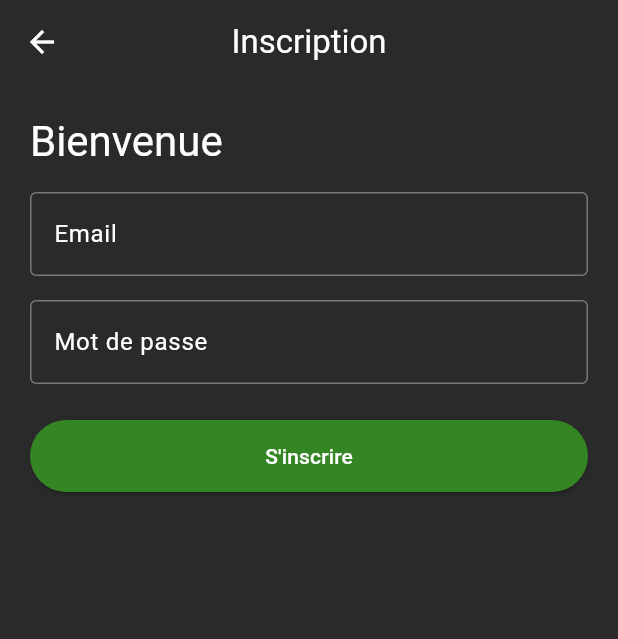
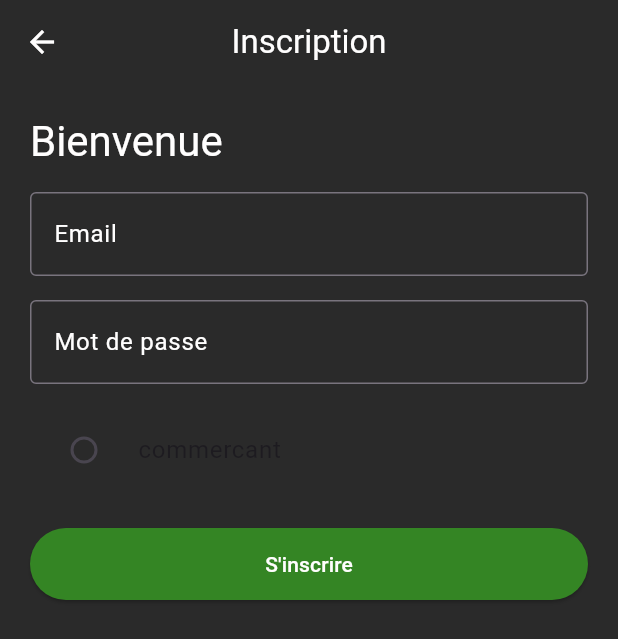
Before and after one commit to MaelBTS/NewWorld2.0, a Flutter app: the RegisterScreen screen opened directly, on a phone screen of 412 x 824 dp. Shown: the top 639 px of the screen. Run offline on Flutter 3.47's test engine with Material 3 defaults, Android fonts, the phone set to English and light mode, and no system bars; our stand-ins replace dio, shared_preferences; accounts and stored records are empty; network calls fail.

Commit message:
modification de l'enregistrement

```diff
--- a/NewWorld_dart/lib/screens/register_screen.dart
+++ b/NewWorld_dart/lib/screens/register_screen.dart
@@ -15,12 +15,15 @@ class _RegisterScreenState extends State<RegisterScreen> {
   final GlobalKey<FormState> _formKey = GlobalKey<FormState>();
   final TextEditingController _emailController = TextEditingController();
   final TextEditingController _passwordController = TextEditingController();
+  final TextEditingController _tvaController = TextEditingController();
+  bool _isIndividual = true;
   bool _isSubmitting = false;
 
   @override
   void dispose() {
     _emailController.dispose();
     _passwordController.dispose();
+    _tvaController.dispose();
     super.dispose();
   }
 
@@ -100,6 +103,43 @@ class _RegisterScreenState extends State<RegisterScreen> {
                           return null;
                         },
                       ),
+                      const SizedBox(height: 16),
+                      RadioGroup<bool>(
+                        groupValue: _isIndividual,
+                        onChanged: (value) {
+                          setState(() {
+                            _isIndividual = value ?? true;
+                          });
+                        },
+                        child: RadioListTile<bool>(
+                          title: const Text('commercant'),
+                          value: false,
+                          toggleable: true,
+                        ),
+                      ),
+                      if (!_isIndividual) ...[
+                        const SizedBox(height: 16),
+                        TextFormField(
+                          controller: _tvaController,
+                          keyboardType: TextInputType.number,
+                          style: TextStyle(
+                            color: UserPreferences().mainTextColor,
+                          ),
+                          decoration: InputDecoration(
+                            labelText: 'Numero tva intracommunautaire',
+                            border: const OutlineInputBorder(),
+                            labelStyle: TextStyle(
+                              color: UserPreferences().mainTextColor,
+                            ),
+                          ),
+                          validator: (value) {
+                            if (value == null || value.trim().isEmpty) {
+                              return 'Veuillez saisir votre numéro de tva intracommunautaire';
+                            }
+                            return null;
+                          },
+                        ),
+                      ],
                       const SizedBox(height: 24),
                       ElevatedButton(
                         style: ElevatedButton.styleFrom(
@@ -110,7 +150,8 @@ class _RegisterScreenState extends State<RegisterScreen> {
                         onPressed: _isSubmitting
                             ? null
                             : () async {
-                                if (!_formKey.currentState!.validate()) return; // ✅ validation
+                                if (!_formKey.currentState!.validate())
+                                  return; // ✅ validation
 
                                 setState(
                                   () => _isSubmitting = true,
@@ -138,7 +179,7 @@ class _RegisterScreenState extends State<RegisterScreen> {
                                     );
                                   }
                                 } finally {
-                                  if (mounted){
+                                  if (mounted) {
                                     setState(
                                       () => _isSubmitting = false,
                                     ); // ✅ fin chargement
```
